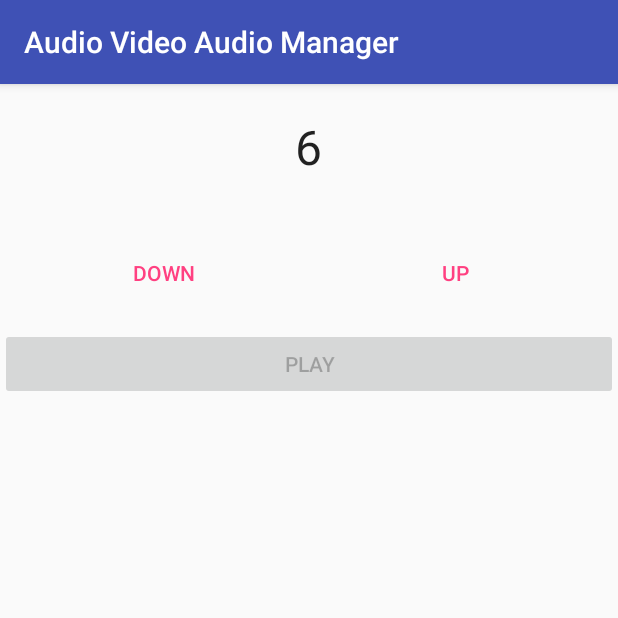
After one commit to YershovAleksandr/Android_023, an Android app: the AudioVideoAudioManagerActivity screen opened directly, with no data from a screen before it, on a phone screen of 412 x 824 dp, the top half of it. The commit adds this screen. Run offline under Robolectric (Android 15) with nearby library versions, the phone set to English and light mode, and no system bars.

Commit message:
Audio video Audio Manager complete

```diff
--- a/app/src/main/AndroidManifest.xml
+++ b/app/src/main/AndroidManifest.xml
@@ -31,6 +31,7 @@
         <activity android:name=".GraphicsTweenAnimationActivity" android:label="@string/app_graphicstweenanimation" />
         <activity android:name=".ValueAnimatorActivity" android:label="@string/app_graphicsvalueanimator" />
         <activity android:name=".GraphicsViewPropertyAnimatorActivity" android:label="@string/app_graphicsviewpropertyanimator" />
+        <activity android:name=".AudioVideoAudioManagerActivity" android:label="@string/app_audiovideoaudiomanager" />
     </application>
 
 </manifest>
--- /dev/null
+++ b/app/src/main/java/nam/com/mylabapplication/AudioVideoAudioManagerActivity.java
@@ -0,0 +1,155 @@
+package nam.com.mylabapplication;
+
+import android.media.AudioManager;
+import android.media.AudioManager.OnAudioFocusChangeListener;
+import android.media.SoundPool;
+import android.media.SoundPool.OnLoadCompleteListener;
+import android.os.Bundle;
+import android.support.v7.app.AppCompatActivity;
+import android.util.Log;
+import android.view.View;
+import android.view.View.OnClickListener;
+import android.widget.Button;
+import android.widget.TextView;
+
+public class AudioVideoAudioManagerActivity extends AppCompatActivity {
+	protected static final String TAG = "AudioVideoAudioManager";
+	private int mVolume = 6;
+	private final int mVolumeMax = 10;
+	private final int mVolumeMin = 0;
+	private SoundPool mSoundPool;
+	private int mSoundId;
+	private AudioManager mAudioManager;
+	private boolean mCanPlayAudio;
+
+	@Override
+	public void onCreate(Bundle savedInstanceState) {
+		super.onCreate(savedInstanceState);
+		setContentView(R.layout.audiovideoaudiomanager);
+
+		// Get reference to the AudioManager
+		mAudioManager = (AudioManager) getSystemService(AUDIO_SERVICE);
+
+		// Display current volume level in TextView
+		final TextView tv = (TextView) findViewById(R.id.textView1);
+		tv.setText(String.valueOf(mVolume));
+
+		// Set up Button to increase the volume
+		final Button upButton = (Button) findViewById(R.id.button2);
+		upButton.setOnClickListener(new OnClickListener() {
+			@Override
+			public void onClick(View v) {
+
+				// Play key click sound
+				mAudioManager.playSoundEffect(AudioManager.FX_KEY_CLICK);
+
+				if (mVolume < mVolumeMax) {
+					mVolume += 2;
+					tv.setText(String.valueOf(mVolume));
+				}
+			}
+		});
+
+		// // Set up Button to decrease the volume
+		final Button downButton = (Button) findViewById(R.id.button1);
+		downButton.setOnClickListener(new OnClickListener() {
+			@Override
+			public void onClick(View v) {
+
+				// Play key click sound
+				mAudioManager.playSoundEffect(AudioManager.FX_KEY_CLICK);
+
+				if (mVolume > mVolumeMin) {
+					mVolume -= 2;
+					tv.setText(String.valueOf(mVolume));
+				}
+
+			}
+		});
+
+		final Button playButton = (Button) findViewById(R.id.button3);
+
+		// Disable the Play Button so user can't click it before sounds are
+		// ready
+		playButton.setEnabled(false);
+
+		// Create a SoundPool
+		mSoundPool = new SoundPool(1, AudioManager.STREAM_MUSIC, 0);
+
+		// Load bubble popping sound into the SoundPool
+		mSoundId = mSoundPool.load(this, R.raw.slow_whoop_bubble_pop, 1);
+
+		// Set an OnLoadCompleteListener on the SoundPool
+		mSoundPool.setOnLoadCompleteListener(new OnLoadCompleteListener() {
+
+			@Override
+			public void onLoadComplete(SoundPool soundPool, int sampleId, int status) {
+
+				// If sound loading was successful enable the play Button
+				if (0 == status) {
+					playButton.setEnabled(true);
+				} else {
+					Log.i(TAG, "Unable to load sound");
+					finish();
+				}
+			}
+		});
+
+		// Play the sound using a SoundPool
+		playButton.setOnClickListener(new OnClickListener() {
+			@Override
+			public void onClick(View v) {
+				if (mCanPlayAudio)
+					mSoundPool.play(mSoundId, (float) mVolume / mVolumeMax,(float) mVolume / mVolumeMax, 1, 0, 1.0f);
+			}
+
+		});
+
+		// Request audio focus
+		int result = mAudioManager.requestAudioFocus(afChangeListener, AudioManager.STREAM_MUSIC, AudioManager.AUDIOFOCUS_GAIN);
+
+		// Set to true if app has audio foucs
+		mCanPlayAudio = AudioManager.AUDIOFOCUS_REQUEST_GRANTED == result;
+
+	}
+
+	// Get ready to play sound effects
+	@Override
+	protected void onResume() {
+		super.onResume();
+
+		mAudioManager.setSpeakerphoneOn(true);
+		mAudioManager.loadSoundEffects();
+
+	}
+
+	// Release resources & clean up
+	@Override
+	protected void onPause() {
+
+		if (null != mSoundPool) {
+			mSoundPool.unload(mSoundId);
+			mSoundPool.release();
+			mSoundPool = null;
+		}
+
+		mAudioManager.setSpeakerphoneOn(false);
+		mAudioManager.unloadSoundEffects();
+
+		super.onPause();
+	}
+
+	// Listen for Audio focus changes
+	OnAudioFocusChangeListener afChangeListener = new OnAudioFocusChangeListener() {
+		@Override
+		public void onAudioFocusChange(int focusChange) {
+
+			if (focusChange == AudioManager.AUDIOFOCUS_LOSS) {
+				mAudioManager.abandonAudioFocus(afChangeListener);
+				mCanPlayAudio = false;
+			}
+
+		}
+	};
+
+}
--- a/app/src/main/java/nam/com/mylabapplication/MainActivity.java
+++ b/app/src/main/java/nam/com/mylabapplication/MainActivity.java
@@ -139,6 +139,15 @@ public class MainActivity extends AppCompatActivity {
             }
         });
 
+        Button mButton13 = findViewById(R.id.button13);
+        mButton13.setOnClickListener(new View.OnClickListener() {
+            @Override
+            public void onClick(View v) {
+                startActivity(new Intent(getBaseContext(), AudioVideoAudioManagerActivity.class));
+            }
+        });
+
+
 
     }
 
--- /dev/null
+++ b/app/src/main/res/layout/audiovideoaudiomanager.xml
@@ -0,0 +1,51 @@
+<?xml version="1.0" encoding="utf-8"?>
+<LinearLayout xmlns:android="http://schemas.android.com/apk/res/android"
+    android:layout_width="match_parent"
+    android:layout_height="match_parent"
+    android:orientation="vertical" >
+
+    <TextView
+        android:id="@+id/textView1"
+        android:layout_width="wrap_content"
+        android:layout_height="wrap_content"
+        android:layout_gravity="center_horizontal"
+        android:layout_marginTop="20dip"
+        android:textAppearance="?android:attr/textAppearanceLarge"
+        android:textSize="32sp" >
+    </TextView>
+
+    <LinearLayout
+        android:id="@+id/linearLayout1"
+        style="?android:attr/buttonBarButtonStyle"
+        android:layout_width="match_parent"
+        android:layout_height="wrap_content"
+        android:layout_marginTop="25dp" >
+
+        <Button
+            android:id="@+id/button1"
+            style="?android:attr/buttonBarButtonStyle"
+            android:layout_width="wrap_content"
+            android:layout_height="wrap_content"
+            android:layout_weight="1"
+            android:text="@string/down_string" >
+        </Button>
+
+        <Button
+            android:id="@+id/button2"
+            style="?android:attr/buttonBarButtonStyle"
+            android:layout_width="wrap_content"
+            android:layout_height="wrap_content"
+            android:layout_weight="1"
+            android:text="@string/up_string" >
+        </Button>
+    </LinearLayout>
+
+    <Button
+        android:id="@+id/button3"
+        android:layout_width="match_parent"
+        android:layout_height="wrap_content"
+        android:enabled="false"
+        android:text="@string/play_string" >
+    </Button>
+
+</LinearLayout>
--- a/app/src/main/res/values/strings.xml
+++ b/app/src/main/res/values/strings.xml
@@ -16,6 +16,7 @@
     <string name="app_graphicstweenanimation">Graphics Tween Animation</string>
     <string name="app_graphicsvalueanimator">Graphics Value Animator</string>
     <string name="app_graphicsviewpropertyanimator">Graphics View Property Animator</string>
+    <string name="app_audiovideoaudiomanager">Audio Video Audio Manager</string>
 
     <string name="btn_txt_1">Graphics Bubble Program</string>
     <string name="btn_txt_2">Graphics Bubble Xml</string>
@@ -31,7 +32,7 @@
 
     <string name="btn_txt_11">Graphics Value Animator</string>
     <string name="btn_txt_12">Graphics View Property Animator</string>
-    <string name="btn_txt_13">Button text 13</string>
+    <string name="btn_txt_13">Audio Video Audio Manager</string>
     <string name="btn_txt_14">Button text 14</string>
     <string name="btn_txt_15">Button text 15</string>
 
@@ -55,4 +56,8 @@
 
     <string name="button_label">Animate</string>
 
+    <string name="up_string">Up</string>
+    <string name="down_string">Down</string>
+    <string name="play_string">Play</string>
+
 </resources>
```
Also changed, not shown: 1 other file.
